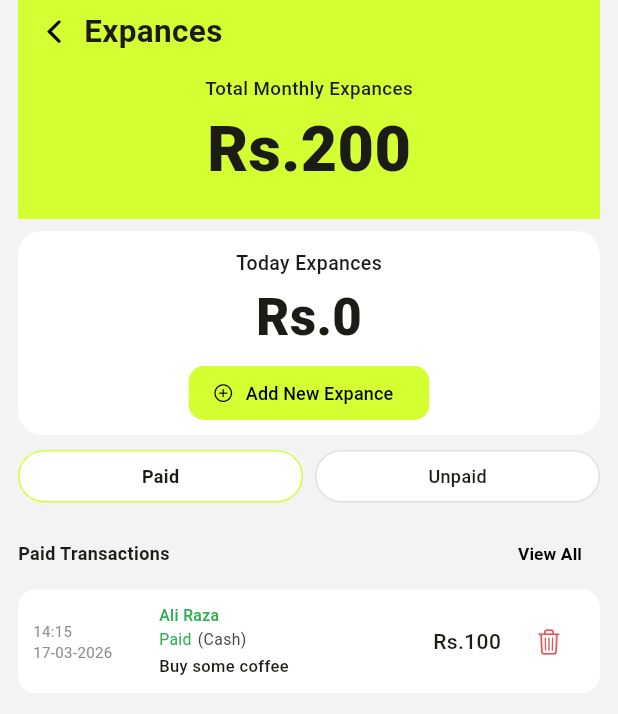
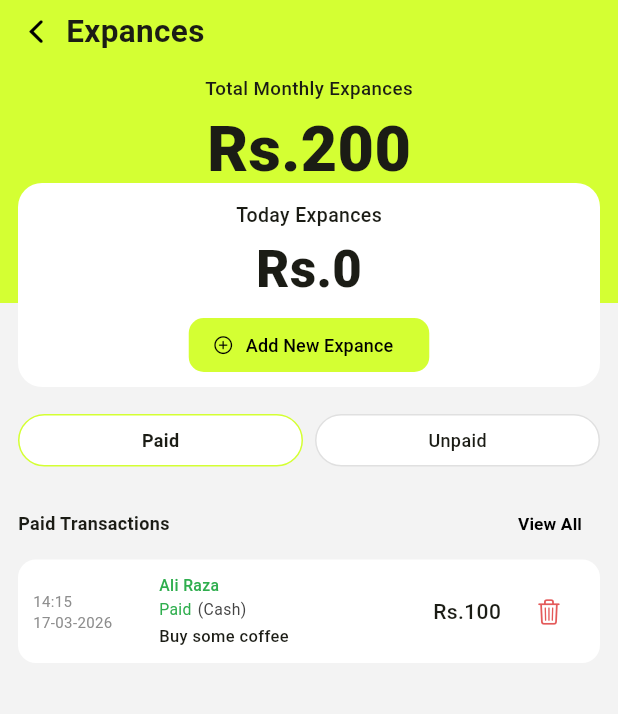
Before and after one commit to abdullah2310ishaq/hairsaloon, a Flutter app: the ExpensesScreen screen opened directly, on a phone screen of 412 x 824 dp. Shown: the top 714 px of the screen. Run offline on Flutter 3.47's test engine with Material 3 defaults, Android fonts, the phone set to English and light mode, and no system bars; our stand-ins replace animated_notch_bottom_bar, shared_preferences; accounts and stored records are empty.

Commit message:
Enhance app navigation and settings functionality
- Added new routes for ExpensesScreen and ProfileSettingsScreen in app navigation.
- Updated CreateBillScreen to dynamically retrieve tax rate from LocalTaxRateStore.
- Improved ExpensesScreen layout and filtering logic for better user experience.
- Refactored AppDrawer to include navigation to ProfileSettings and updated tax rate handling.

```diff
--- a/lib/src/app.dart
+++ b/lib/src/app.dart
@@ -15,9 +15,11 @@ import 'package:hairsaloon/src/features/customers/presentation/customers_screen.
 import 'package:hairsaloon/src/features/employees/presentation/employee_agreement_screen.dart';
 import 'package:hairsaloon/src/features/employees/presentation/employees_screen.dart';
 import 'package:hairsaloon/src/features/expenses/presentation/expense_types_screen.dart';
+import 'package:hairsaloon/src/features/expenses/presentation/expenses_screen.dart';
 import 'package:hairsaloon/src/features/finance/presentation/employee_earnings_screen.dart';
 import 'package:hairsaloon/src/features/finance/presentation/finance_overview_screen.dart';
 import 'package:hairsaloon/src/features/router/app_routes.dart';
+import 'package:hairsaloon/src/features/settings/presentation/profile_settings_screen.dart';
 import 'package:hairsaloon/src/features/services/presentation/new_service_screen.dart';
 import 'package:hairsaloon/src/features/services/presentation/service_list_screen.dart';
 import 'package:hairsaloon/src/theme/app_colors.dart';
@@ -84,7 +86,9 @@ class _BusinessCombAppState extends State<BusinessCombApp> {
               AppRoutes.financeOverview: (_) => const FinanceOverviewScreen(),
               AppRoutes.employeeEarnings: (_) => const EmployeeEarningsScreen(),
               AppRoutes.expenseTypes: (_) => const ExpenseTypesScreen(),
+              AppRoutes.expenses: (_) => const ExpensesScreen(),
               AppRoutes.customers: (_) => const CustomersScreen(),
+              AppRoutes.profileSettings: (_) => const ProfileSettingsScreen(),
               AppRoutes.savedBills: (_) => const SavedBillsScreen(),
             },
             onGenerateRoute: (settings) {
--- a/lib/src/features/billing/presentation/create_bill_screen.dart
+++ b/lib/src/features/billing/presentation/create_bill_screen.dart
@@ -3,6 +3,7 @@ import 'package:flutter/material.dart';
 import 'package:hairsaloon/src/features/billing/data/local_billing_store.dart';
 import 'package:hairsaloon/src/features/billing/domain/entities/bill.dart';
 import 'package:hairsaloon/src/features/services/data/local_services_store.dart';
+import 'package:hairsaloon/src/features/settings/data/local_tax_rate_store.dart';
 import 'package:hairsaloon/src/theme/app_colors.dart';
 
 class CreateBillScreen extends StatefulWidget {
@@ -24,11 +25,12 @@ class _CreateBillScreenState extends State<CreateBillScreen> {
   final Set<int> _selectedServiceIndexes = <int>{};
   String _employee = 'Staff 1';
   String _paymentType = 'Cash';
-  final double _taxPercent = 17;
+  late double _taxPercent;
 
   @override
   void initState() {
     super.initState();
+    _taxPercent = LocalTaxRateStore.taxRate;
     final services = LocalServicesStore.services;
     _amountControllers = {
       for (int i = 0; i < services.length; i++)
--- a/lib/src/features/expenses/presentation/expenses_screen.dart
+++ b/lib/src/features/expenses/presentation/expenses_screen.dart
@@ -20,8 +20,9 @@ class _ExpensesScreenState extends State<ExpensesScreen> {
   List<ExpenseItem> get _items => LocalExpensesStore.items;
 
   List<ExpenseItem> get _filteredItems {
-    if (_statusFilter == 'All') return _items;
-    return _items.where((item) => item.status == _statusFilter).toList(growable: false);
+    return _items
+        .where((item) => item.status == _statusFilter)
+        .toList(growable: false);
   }
 
   double get _monthlyTotal => _items.fold(0, (sum, item) => sum + item.amount);
@@ -42,26 +43,36 @@ class _ExpensesScreenState extends State<ExpensesScreen> {
   Widget build(BuildContext context) {
     return Scaffold(
       backgroundColor: const Color(0xFFF3F3F3),
-      body: SafeArea(
-        child: ListView(
-          padding: const EdgeInsets.fromLTRB(12, 0, 12, 12),
+      body: ListView(
+        padding: const EdgeInsets.fromLTRB(0, 0, 0, 12),
         children: [
-            _buildHeader(context),
-            _buildTodayCard(context),
-            const SizedBox(height: 10),
-            _buildFilters(),
-            const SizedBox(height: 10),
-            Row(
+          _buildHeaderWithTodayCard(context),
+          const SizedBox(height: 74),
+          Padding(
+            padding: const EdgeInsets.symmetric(horizontal: 12),
+            child: _buildFilters(),
+          ),
+          const SizedBox(height: 14),
+          Padding(
+            padding: const EdgeInsets.symmetric(horizontal: 12),
+            child: Row(
               children: [
                 Text(
-                  _statusFilter == 'Paid' ? 'Paid Transactions' : 'Unpaid Transactions',
-                  style: const TextStyle(fontSize: 12, fontWeight: FontWeight.w700),
+                  _statusFilter == 'Paid'
+                      ? 'Paid Transactions'
+                      : 'Unpaid Transactions',
+                  style: const TextStyle(
+                    fontSize: 12,
+                    fontWeight: FontWeight.w700,
+                  ),
                 ),
                 const Spacer(),
                 TextButton(
                   onPressed: () {
                     Navigator.of(context).push(
-                      MaterialPageRoute(builder: (_) => const AllExpensesScreen()),
+                      MaterialPageRoute(
+                        builder: (_) => const AllExpensesScreen(),
+                      ),
                     );
                   },
                   child: const Text(
@@ -75,26 +86,39 @@ class _ExpensesScreenState extends State<ExpensesScreen> {
                 ),
               ],
             ),
+          ),
           ListView.builder(
             itemCount: _filteredItems.length,
             shrinkWrap: true,
             physics: const NeverScrollableScrollPhysics(),
             itemBuilder: (context, index) {
               final item = _filteredItems[index];
-                return _expenseTile(item);
+              return Padding(
+                padding: const EdgeInsets.symmetric(horizontal: 12),
+                child: _expenseTile(item),
+              );
             },
           ),
         ],
       ),
-      ),
     );
   }
 
-  Widget _buildHeader(BuildContext context) {
+  Widget _buildHeaderWithTodayCard(BuildContext context) {
     return Container(
+      margin: EdgeInsets.zero,
+      child: Stack(
+        clipBehavior: Clip.none,
+        children: [
+          Container(
             width: double.infinity,
             color: AppColors.primary,
-      padding: const EdgeInsets.fromLTRB(12, 6, 12, 16),
+            padding: EdgeInsets.fromLTRB(
+              12,
+              MediaQuery.of(context).padding.top + 6,
+              12,
+              72,
+            ),
             child: Column(
               children: [
                 Row(
@@ -103,7 +127,10 @@ class _ExpensesScreenState extends State<ExpensesScreen> {
                     const SizedBox(width: 8),
                     const Text(
                       'Expances',
-                style: TextStyle(fontSize: 21, fontWeight: FontWeight.w700),
+                      style: TextStyle(
+                        fontSize: 21,
+                        fontWeight: FontWeight.w700,
+                      ),
                     ),
                   ],
                 ),
@@ -115,7 +142,19 @@ class _ExpensesScreenState extends State<ExpensesScreen> {
                 const SizedBox(height: 2),
                 Text(
                   'Rs.${_monthlyTotal.toStringAsFixed(0)}',
-            style: const TextStyle(fontSize: 42, fontWeight: FontWeight.w800),
+                  style: const TextStyle(
+                    fontSize: 42,
+                    fontWeight: FontWeight.w800,
+                  ),
+                ),
+              ],
+            ),
+          ),
+          Positioned(
+            left: 12,
+            right: 12,
+            bottom: -56,
+            child: _buildTodayCard(context),
           ),
         ],
       ),
@@ -125,7 +164,6 @@ class _ExpensesScreenState extends State<ExpensesScreen> {
   Widget _buildTodayCard(BuildContext context) {
     return Container(
       width: double.infinity,
-      margin: const EdgeInsets.only(top: 8),
       padding: const EdgeInsets.fromLTRB(12, 12, 12, 10),
       decoration: BoxDecoration(
         color: Colors.white,
@@ -133,7 +171,10 @@ class _ExpensesScreenState extends State<ExpensesScreen> {
       ),
       child: Column(
         children: [
-          const Text('Today Expances', style: TextStyle(fontSize: 13, fontWeight: FontWeight.w500)),
+          const Text(
+            'Today Expances',
+            style: TextStyle(fontSize: 13, fontWeight: FontWeight.w500),
+          ),
           const SizedBox(height: 2),
           Text(
             'Rs.${_todayTotal.toStringAsFixed(0)}',
@@ -146,7 +187,9 @@ class _ExpensesScreenState extends State<ExpensesScreen> {
               style: FilledButton.styleFrom(
                 backgroundColor: AppColors.primary,
                 foregroundColor: Colors.black,
-                shape: RoundedRectangleBorder(borderRadius: BorderRadius.circular(10)),
+                shape: RoundedRectangleBorder(
+                  borderRadius: BorderRadius.circular(10),
+                ),
               ),
               onPressed: () async {
                 final created = await Navigator.of(context).push<ExpenseItem>(
@@ -206,10 +249,14 @@ class _ExpensesScreenState extends State<ExpensesScreen> {
   }
 
   Widget _expenseTile(ExpenseItem item) {
-    final statusColor = item.status == 'Paid' ? const Color(0xFF2FAE4E) : const Color(0xFFE45A5A);
-    final date = '${item.date.day.toString().padLeft(2, '0')}-'
+    final statusColor = item.status == 'Paid'
+        ? const Color(0xFF2FAE4E)
+        : const Color(0xFFE45A5A);
+    final date =
+        '${item.date.day.toString().padLeft(2, '0')}-'
         '${item.date.month.toString().padLeft(2, '0')}-${item.date.year}';
-    final time = '${item.createdAt.hour.toString().padLeft(2, '0')}:'
+    final time =
+        '${item.createdAt.hour.toString().padLeft(2, '0')}:'
         '${item.createdAt.minute.toString().padLeft(2, '0')}';
 
     return InkWell(
@@ -250,18 +297,27 @@ class _ExpensesScreenState extends State<ExpensesScreen> {
                   const SizedBox(height: 1),
                   Row(
                     children: [
-                    Text(item.status, style: TextStyle(fontSize: 10.5, color: statusColor)),
+                      Text(
+                        item.status,
+                        style: TextStyle(fontSize: 10.5, color: statusColor),
+                      ),
                       const SizedBox(width: 4),
                       Text(
                         '(${item.paymentType})',
-                      style: const TextStyle(fontSize: 10.5, color: Color(0xFF444444)),
+                        style: const TextStyle(
+                          fontSize: 10.5,
+                          color: Color(0xFF444444),
+                        ),
                       ),
                     ],
                   ),
                   const SizedBox(height: 2),
                   Text(
                     item.description ?? 'No description',
-                  style: const TextStyle(fontSize: 11, fontWeight: FontWeight.w500),
+                    style: const TextStyle(
+                      fontSize: 11,
+                      fontWeight: FontWeight.w500,
+                    ),
                   ),
                 ],
               ),
@@ -278,7 +334,9 @@ class _ExpensesScreenState extends State<ExpensesScreen> {
                   context: context,
                   builder: (dialogContext) => AlertDialog(
                     title: const Text('Delete Expense'),
-                  content: const Text('Are you sure you want to delete this expense?'),
+                    content: const Text(
+                      'Are you sure you want to delete this expense?',
+                    ),
                     actions: [
                       TextButton(
                         onPressed: () => Navigator.of(dialogContext).pop(false),
@@ -294,11 +352,16 @@ class _ExpensesScreenState extends State<ExpensesScreen> {
                 if (shouldDelete != true) return;
                 setState(() => LocalExpensesStore.delete(item.id));
               },
-            icon: const Icon(CupertinoIcons.delete, color: Color(0xFFE45A5A), size: 18),
+              icon: const Icon(
+                CupertinoIcons.delete,
+                color: Color(0xFFE45A5A),
+                size: 18,
+              ),
               splashRadius: 16,
             ),
           ],
         ),
-    ));
+      ),
+    );
   }
 }
--- a/lib/src/features/router/app_routes.dart
+++ b/lib/src/features/router/app_routes.dart
@@ -22,6 +22,7 @@ class AppRoutes {
   static const employeeEarnings = '/finance/employee-earnings';
 
   static const customers = '/customers';
+  static const profileSettings = '/profile-settings';
 
   static const expenseTypes = '/expense-types';
 }
```
Also changed, not shown: lib/src/features/settings/data/local_tax_rate_store.dart (added, +12 -0 lines), lib/src/features/settings/presentation/app_drawer.dart (+67 -5 lines), lib/src/features/settings/presentation/profile_settings_screen.dart (added, +162 -0 lines). Lines whose indentation alone changed are shown as unchanged.
